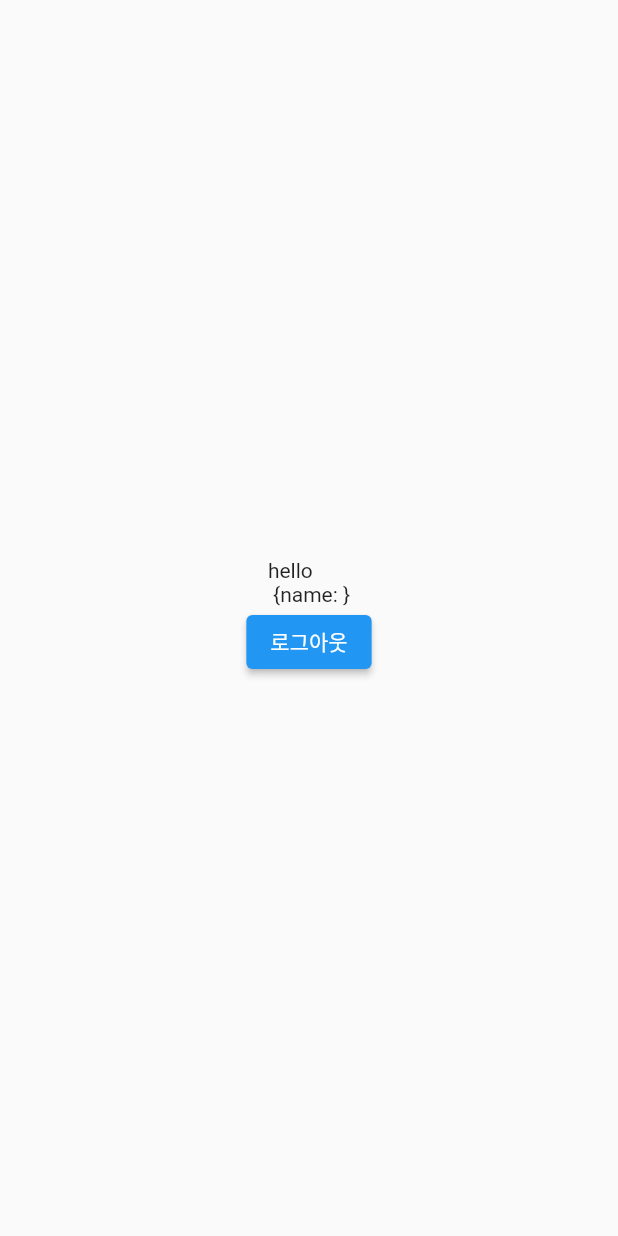
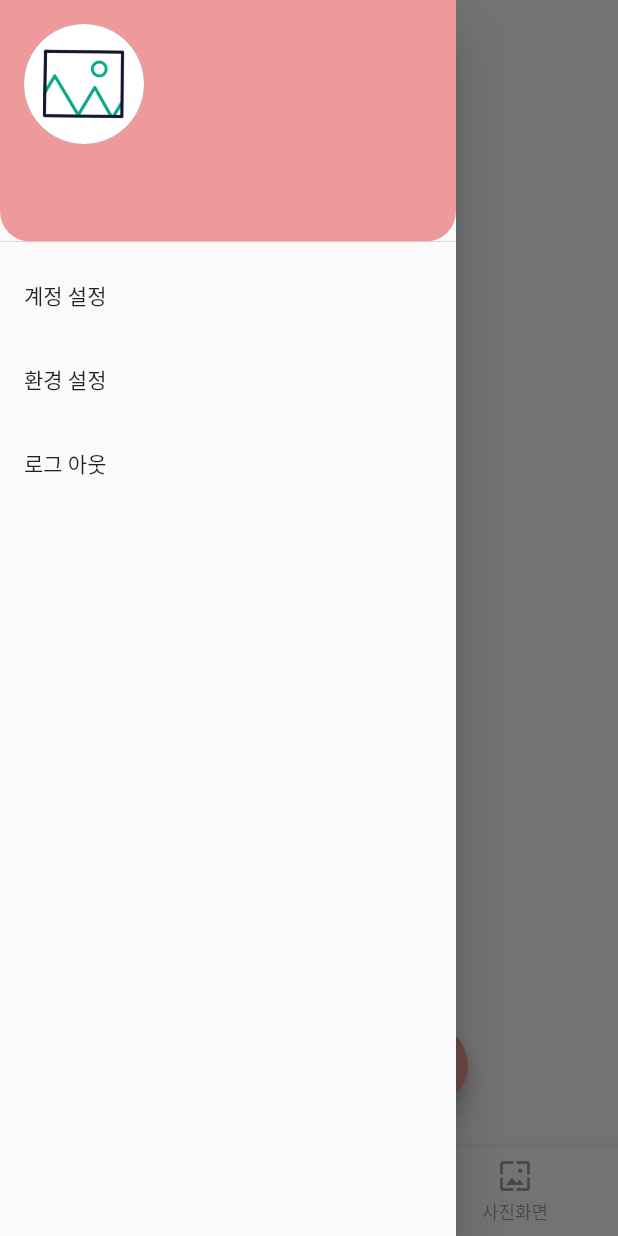
Before and after one commit to seoki180/Photometic_Client, a Flutter app: the HomeScreen screen opened by its route, with the side drawer open (before the commit the screen has no drawer), on a phone screen of 412 x 824 dp. Run offline on Flutter 3.47's test engine with Material 2 defaults, Android fonts, the phone set to English and light mode, and no system bars; our stand-ins replace card_swiper, flutter_secure_storage, fluttertoast, image_picker; accounts and stored records are empty; network calls fail.

Commit message:
'Feat : 사진 업로드 틀 추'

```diff
--- a/lib/screen/home_screen.dart
+++ b/lib/screen/home_screen.dart
@@ -1,9 +1,7 @@
 import 'package:flutter/material.dart';
-import 'package:flutter_secure_storage/flutter_secure_storage.dart';
-import 'package:photometic/providers/user_provider.dart';
-import 'package:provider/provider.dart';
-
-const storage = FlutterSecureStorage();
+import 'package:photometic/tabs/home_tab.dart';
+import 'package:photometic/tabs/profile_drawer_tab.dart';
+import 'package:photometic/tabs/profile_tab.dart';
 
 class HomeScreen extends StatefulWidget {
   const HomeScreen({super.key});
@@ -14,35 +12,47 @@ class HomeScreen extends StatefulWidget {
 
 class _HomeScreenState extends State<HomeScreen>
     with SingleTickerProviderStateMixin {
-  @override
-  void initState() {
-    final userProvider = Provider.of<UserProvider>(context, listen: false);
-    userProvider.getProfile();
-    super.initState();
+  final GlobalKey<ScaffoldState> _drawerKey = GlobalKey();
+  int _currentIndex = 1;
+  final List _tabList = [
+    const ProfileTab(),
+    const HomeTab(),
+    const ProfileTab(),
+  ];
+
+  _onTapItem(int index) {
+    index == 0
+        ? _drawerKey.currentState!.openDrawer()
+        : setState(() {
+            _currentIndex = index;
+          });
   }
 
   @override
   Widget build(BuildContext context) {
     return Scaffold(
-      body: Center(
-        child: Column(
-          mainAxisAlignment: MainAxisAlignment.center,
-          children: [
-            Consumer<UserProvider>(
-              builder: (context, value, child) {
-                return Text("hello \n ${value.userCache}");
-              },
-            ),
-            ElevatedButton(
-              onPressed: () {
-                storage.delete(key: 'token');
-                Navigator.of(context).pushReplacementNamed('/start');
-              },
-              child: const Text("로그아웃"),
-            ),
-          ],
-        ),
+      key: _drawerKey,
+      drawer: const Drawer(
+        child: ProfileDrawer(),
       ),
+      bottomNavigationBar: BottomNavigationBar(
+        type: BottomNavigationBarType.fixed,
+        selectedItemColor: Colors.red[200],
+        unselectedItemColor: Colors.black38,
+        currentIndex: _currentIndex,
+        onTap: _onTapItem,
+        items: const [
+          BottomNavigationBarItem(
+              icon: Icon(Icons.account_circle_rounded), label: "프로필"),
+          BottomNavigationBarItem(
+            icon: Icon(Icons.home),
+            label: "메인화면",
+          ),
+          BottomNavigationBarItem(
+              icon: Icon(Icons.wallpaper_outlined), label: "사진화면"),
+        ],
+      ),
+      body: _tabList[_currentIndex],
     );
   }
 }
--- a/lib/screen/login_screen.dart
+++ b/lib/screen/login_screen.dart
@@ -122,7 +122,7 @@ class LoginForm extends StatelessWidget {
                   var userRepository = UserRepositories();
                   var res = await userRepository.Login(loginModel: loginState);
                   Fluttertoast.showToast(msg: res.toString());
-                  if (res!["code"] == 200) {
+                  if (res["success"]) {
                     moveScreen(context);
                   }
                 }
--- /dev/null
+++ b/lib/tabs/home_tab.dart
@@ -0,0 +1,129 @@
+import 'dart:io';
+
+import 'package:flutter/material.dart';
+import 'package:image_picker/image_picker.dart';
+import 'package:photometic/providers/user_provider.dart';
+import 'package:photometic/repositories/user_%20repositories.dart';
+import 'package:provider/provider.dart';
+
+class HomeTab extends StatefulWidget {
+  const HomeTab({super.key});
+
+  @override
+  State<HomeTab> createState() => _HomeTabState();
+}
+
+class _HomeTabState extends State<HomeTab> with SingleTickerProviderStateMixin {
+  File? _photo;
+  bool isPicked = false;
+
+  @override
+  void initState() {
+    final userProvider = Provider.of<UserProvider>(context, listen: false);
+    userProvider.getProfile();
+    super.initState();
+  }
+
+  void getAlbum() async {
+    // XFile? imageFile =
+    //     await ImagePicker().pickImage(source: ImageSource.gallery);
+    // if (imageFile != null) {
+    //   final metadata = FlutterExif.fromPath(imageFile.path);
+    //   print(metadata);
+    //   setState(() {
+    //     isPicked = true;
+    //     _photo = File(imageFile.path);
+    //   });
+    // }
+    XFile? imageFile =
+        await ImagePicker().pickImage(source: ImageSource.gallery);
+    if (imageFile != null) {
+      setState(() {
+        _photo = File(imageFile.path);
+        isPicked = true;
+      });
+    }
+  }
+
+  void sendPhoto() {
+    var userRepositories = UserRepositories();
+    userRepositories.uploadPhoto(photo: _photo!);
+  }
+
+  @override
+  Widget build(BuildContext context) {
+    return Scaffold(
+      body: Center(
+        child: Column(
+          mainAxisAlignment: MainAxisAlignment.center,
+          children: [
+            Flexible(
+              flex: 120,
+              child: Container(
+                child: Column(
+                  mainAxisAlignment: MainAxisAlignment.center,
+                  children: [
+                    Consumer<UserProvider>(
+                      builder: (context, value, child) {
+                        return Text("환영합니다 ${value.userCache["name"]}");
+                      },
+                    ),
+                    Container(
+                      child: isPicked
+                          ? Image.file(_photo!)
+                          : const SizedBox(
+                              width: 100,
+                            ),
+                    ),
+                  ],
+                ),
+              ),
+            ),
+            Flexible(
+              flex: 20,
+              child: Container(
+                child: Row(
+                  mainAxisAlignment: MainAxisAlignment.center,
+                  children: [
+                    FloatingActionButton(
+                      heroTag: "btn1",
+                      onPressed: () {
+                        getAlbum();
+                      },
+                      backgroundColor: Colors.red[200],
+                      child: const Icon(Icons.publish),
+                    ),
+                    const SizedBox(
+                      width: 100,
+                    ),
+                    FloatingActionButton(
+                      heroTag: "btn2",
+                      onPressed: () {
+                        sendPhoto();
+                      },
+                      backgroundColor: Colors.red[200],
+                      child: const Icon(Icons.published_with_changes),
+                    )
+                  ],
+                ),
+              ),
+            )
+          ],
+        ),
+      ),
+    );
+  }
+}
+
+
+// FloatingActionButton(
+//                 onPressed: () {},
+//                 backgroundColor: Colors.red[200],
+//                 child: const Icon(Icons.publish),
+//               ),
+
+// Consumer<UserProvider>(
+//                   builder: (context, value, child) {
+//                     return Text("환영합니다 ${value.userCache["name"]}");
+//                   },
+//                 ),
--- /dev/null
+++ b/lib/tabs/profile_drawer_tab.dart
@@ -0,0 +1,86 @@
+import 'package:flutter/material.dart';
+import 'package:flutter_secure_storage/flutter_secure_storage.dart';
+import 'package:photometic/providers/user_provider.dart';
+import 'package:provider/provider.dart';
+
+class ProfileDrawer extends StatefulWidget {
+  const ProfileDrawer({
+    super.key,
+  });
+
+  @override
+  State<ProfileDrawer> createState() => _ProfileDrawerState();
+}
+
+class _ProfileDrawerState extends State<ProfileDrawer> {
+  final storage = const FlutterSecureStorage();
+
+  @override
+  void initState() {
+    final userProvider = Provider.of<UserProvider>(context, listen: false);
+    userProvider.getProfile();
+    super.initState();
+  }
+
+  @override
+  Widget build(BuildContext context) {
+    return ListView(
+      padding: EdgeInsets.zero,
+      children: [
+        Container(
+          child: DrawerHeader(
+            decoration: BoxDecoration(
+              color: Colors.red[200],
+              borderRadius: const BorderRadius.only(
+                bottomLeft: Radius.circular(20),
+                bottomRight: Radius.circular(20),
+              ),
+            ),
+            child: Column(
+              crossAxisAlignment: CrossAxisAlignment.start,
+              children: [
+                const Flexible(
+                  flex: 7,
+                  child: CircleAvatar(
+                    radius: 40,
+                    backgroundImage: AssetImage("assets/images/img_splash.gif"),
+                  ),
+                ),
+                Flexible(
+                  flex: 3,
+                  child: Column(
+                    mainAxisAlignment: MainAxisAlignment.center,
+                    children: [
+                      Consumer<UserProvider>(builder: (context, value, child) {
+                        return Text(
+                          "${value.userCache["name"]}",
+                          style: const TextStyle(fontSize: 20),
+                        );
+                      }),
+                    ],
+                  ),
+                ),
+              ],
+            ),
+          ),
+        ),
+        ListTile(
+          title: const Text("계정 설정"),
+          onTap: () => print("계정 설정"),
+        ),
+        ListTile(
+          onTap: () => print("환경설정"),
+          title: const Text("환경 설정"),
+        ),
+        ListTile(
+          onTap: () {
+            storage.delete(key: "token");
+            Navigator.pushNamedAndRemoveUntil(
+                context, "/start", (route) => false);
+          },
+          title: const Text("로그 아웃"),
+        ),
+      ],
+    );
+  }
+}
--- a/pubspec.yaml
+++ b/pubspec.yaml
@@ -43,6 +43,9 @@ dependencies:
   provider: ^6.0.5
   change_app_package_name: ^1.1.0
   image_picker: ^0.8.7
+  dio: ^5.1.1
+  image_pickers: ^2.0.2
+  flutter_exif_plugin: ^1.1.0
 
 dev_dependencies:
   flutter_test:
```
Also changed, not shown: lib/repositories/user_ repositories.dart (+23 -31 lines), lib/screen/spash_screen.dart (+5 -3 lines), lib/tabs/main_tab.dart (deleted, +0 -83 lines), lib/tabs/profile_tab.dart (added, +48 -0 lines), pubspec.lock, 2 other files.
